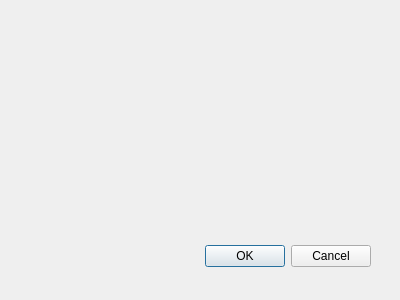
This is auto_c_code/dialog_select_database.ui in yjduoduo/auto_c_code as Qt 5 draws it before an edit. The edited form follows.
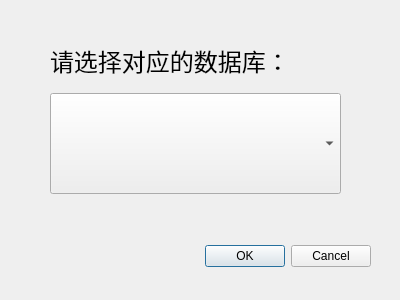
This is the edited form.

Commit message: 指针必须检测是否为空 langtype_comboBox添加空部分内容，防止选择数据库时直接根据内容就查询了。

```diff
--- a/auto_c_code/dialog_select_database.ui
+++ b/auto_c_code/dialog_select_database.ui
@@ -31,6 +31,41 @@
     <set>QDialogButtonBox::Cancel|QDialogButtonBox::Ok</set>
    </property>
   </widget>
+  <widget class="QComboBox" name="comboBox_selectdb">
+   <property name="geometry">
+    <rect>
+     <x>50</x>
+     <y>93</y>
+     <width>291</width>
+     <height>101</height>
+    </rect>
+   </property>
+   <property name="font">
+    <font>
+     <family>Times New Roman</family>
+     <pointsize>26</pointsize>
+    </font>
+   </property>
+  </widget>
+  <widget class="QLabel" name="label">
+   <property name="geometry">
+    <rect>
+     <x>50</x>
+     <y>30</y>
+     <width>301</width>
+     <height>61</height>
+    </rect>
+   </property>
+   <property name="font">
+    <font>
+     <family>幼圆</family>
+     <pointsize>18</pointsize>
+    </font>
+   </property>
+   <property name="text">
+    <string>请选择对应的数据库：</string>
+   </property>
+  </widget>
  </widget>
  <pixmapfunction/>
  <resources/>
```
Left out of the diff: 5 changed lines with no effect on the pictures. The commit also changes 14 other files.
